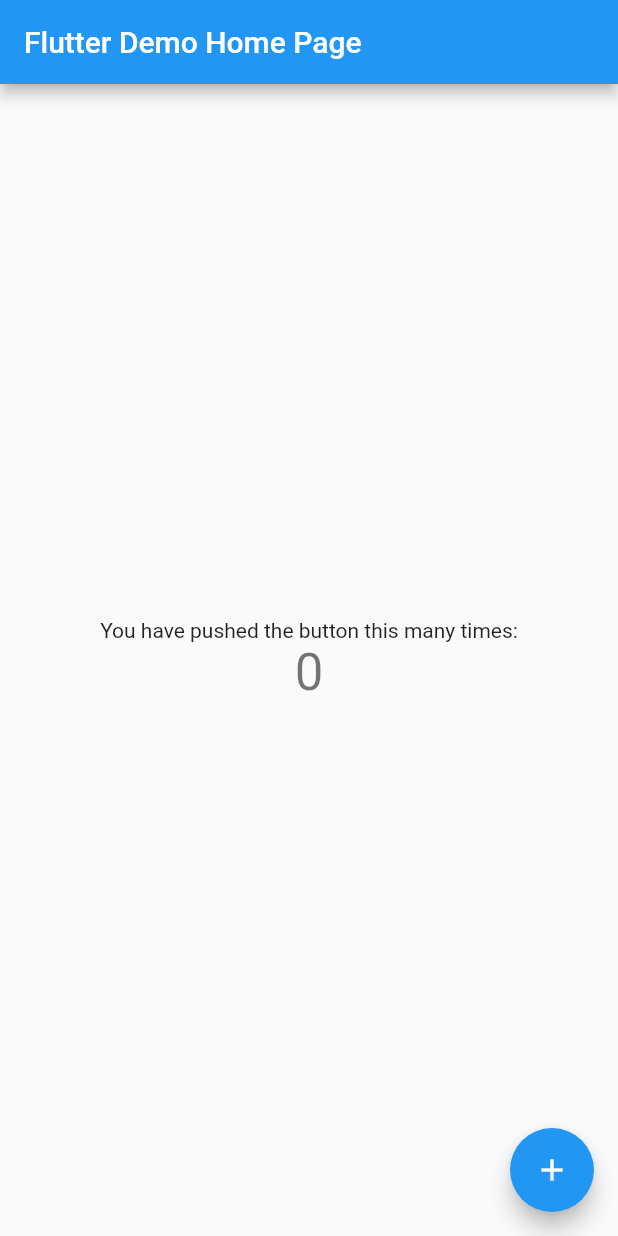
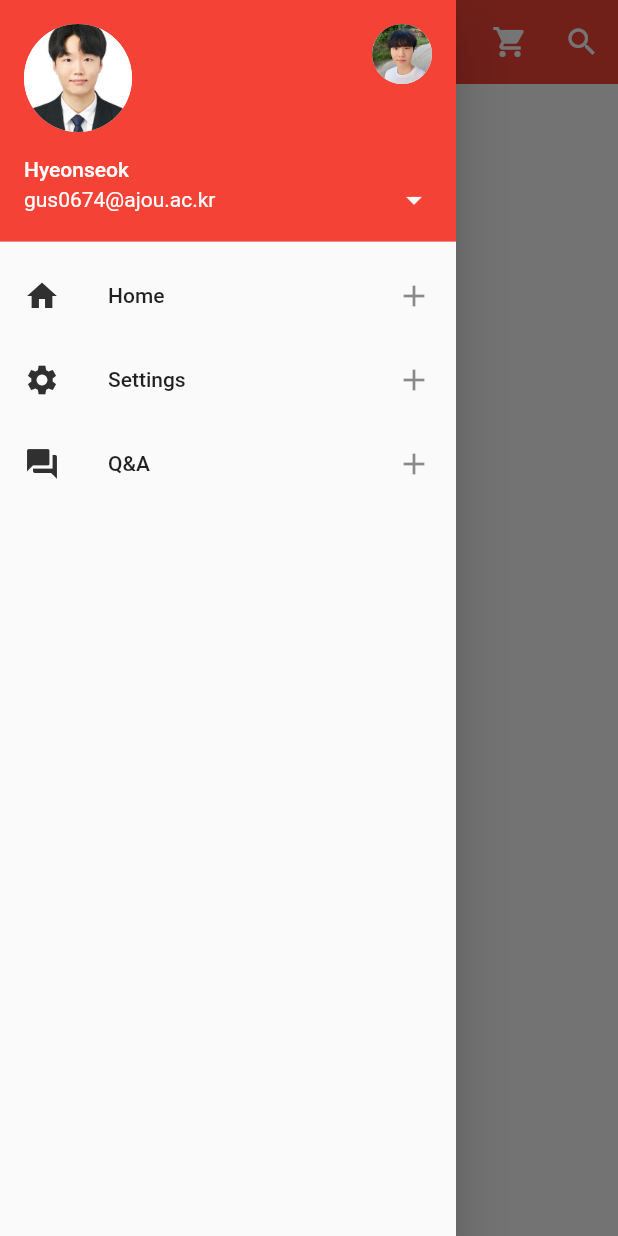
Before and after one commit to shseok/flutter_riverpod_diary, a Flutter app: the screen it shows after launch, with the side drawer open (before the commit the screen has no drawer), on a phone screen of 412 x 824 dp. Run offline on Flutter 3.47's test engine with Material 2 defaults, Android fonts, the phone set to English and light mode, and no system bars.

Commit message:
Create app_icon_menu branch

```diff
--- a/lib/main.dart
+++ b/lib/main.dart
@@ -1,115 +1,106 @@
-import 'package:flutter/material.dart';
+import 'package:flutter/material.dart'; // i -> fm
 
-void main() {
-  runApp(const MyApp());
-}
+void main() => runApp(MyApp());
 
 class MyApp extends StatelessWidget {
+  // Myapp은 Stateless
   const MyApp({Key? key}) : super(key: key);
 
-  // This widget is the root of your application.
   @override
   Widget build(BuildContext context) {
     return MaterialApp(
-      title: 'Flutter Demo',
-      theme: ThemeData(
-        // This is the theme of your application.
-        //
-        // Try running your application with "flutter run". You'll see the
-        // application has a blue toolbar. Then, without quitting the app, try
-        // changing the primarySwatch below to Colors.green and then invoke
-        // "hot reload" (press "r" in the console where you ran "flutter run",
-        // or simply save your changes to "hot reload" in a Flutter IDE).
-        // Notice that the counter didn't reset back to zero; the application
-        // is not restarted.
-        primarySwatch: Colors.blue,
-      ),
-      home: const MyHomePage(title: 'Flutter Demo Home Page'),
+      title: 'Appbar',
+      theme: ThemeData(primarySwatch: Colors.red),
+      home: MyPage(),
     );
   }
 }
 
-class MyHomePage extends StatefulWidget {
-  const MyHomePage({Key? key, required this.title}) : super(key: key);
-
-  // This widget is the home page of your application. It is stateful, meaning
-  // that it has a State object (defined below) that contains fields that affect
-  // how it looks.
-
-  // This class is the configuration for the state. It holds the values (in this
-  // case the title) provided by the parent (in this case the App widget) and
-  // used by the build method of the State. Fields in a Widget subclass are
-  // always marked "final".
-
-  final String title;
-
-  @override
-  State<MyHomePage> createState() => _MyHomePageState();
-}
-
-class _MyHomePageState extends State<MyHomePage> {
-  int _counter = 0;
-
-  void _incrementCounter() {
-    setState(() {
-      // This call to setState tells the Flutter framework that something has
-      // changed in this State, which causes it to rerun the build method below
-      // so that the display can reflect the updated values. If we changed
-      // _counter without calling setState(), then the build method would not be
-      // called again, and so nothing would appear to happen.
-      _counter++;
-    });
-  }
+class MyPage extends StatelessWidget {
+  const MyPage({Key? key}) : super(key: key);
 
   @override
   Widget build(BuildContext context) {
-    // This method is rerun every time setState is called, for instance as done
-    // by the _incrementCounter method above.
-    //
-    // The Flutter framework has been optimized to make rerunning build methods
-    // fast, so that you can just rebuild anything that needs updating rather
-    // than having to individually change instances of widgets.
     return Scaffold(
       appBar: AppBar(
-        // Here we take the value from the MyHomePage object that was created by
-        // the App.build method, and use it to set our appbar title.
-        title: Text(widget.title),
+        title: Text('Appbar icon menu'),
+        centerTitle: true,
+        elevation: 0.0,
+        actions: [
+          IconButton(
+            onPressed: () {
+              print('shopping cart button is clicked');
+            },
+            icon: Icon(Icons.shopping_cart),
+          ),
+          IconButton(
+            onPressed: () {
+              print('search button is clicked');
+            },
+            icon: Icon(Icons.search),
+          )
+        ],
       ),
-      body: Center(
-        // Center is a layout widget. It takes a single child and positions it
-        // in the middle of the parent.
-        child: Column(
-          // Column is also a layout widget. It takes a list of children and
-          // arranges them vertically. By default, it sizes itself to fit its
-          // children horizontally, and tries to be as tall as its parent.
-          //
-          // Invoke "debug painting" (press "p" in the console, choose the
-          // "Toggle Debug Paint" action from the Flutter Inspector in Android
-          // Studio, or the "Toggle Debug Paint" command in Visual Studio Code)
-          // to see the wireframe for each widget.
-          //
-          // Column has various properties to control how it sizes itself and
-          // how it positions its children. Here we use mainAxisAlignment to
-          // center the children vertically; the main axis here is the vertical
-          // axis because Columns are vertical (the cross axis would be
-          // horizontal).
-          mainAxisAlignment: MainAxisAlignment.center,
-          children: <Widget>[
-            const Text(
-              'You have pushed the button this many times:',
+      drawer: Drawer(
+        child: ListView(
+          padding: EdgeInsets.zero,
+          children: [
+            UserAccountsDrawerHeader(
+              currentAccountPicture: CircleAvatar(
+                backgroundImage: AssetImage('assets/hyeon.jpg'),
+                backgroundColor: Colors.white,
+              ),
+              otherAccountsPictures: [
+                CircleAvatar(
+                  backgroundImage: AssetImage('assets/hyeon2.jpg'),
+                  backgroundColor: Colors.white,
+                )
+              ],
+              accountName: Text('Hyeonseok'),
+              accountEmail: Text('gus0674@ajou.ac.kr'),
+              onDetailsPressed: () {
+                print('arrow is clicked');
+              },
             ),
-            Text(
-              '$_counter',
-              style: Theme.of(context).textTheme.headline4,
+            ListTile(
+              leading: Icon(Icons.home, color: Colors.grey[850]),
+              title: Text('Home'),
+              trailing: Icon(Icons.add),
+              onTap: () {
+                print('home is clicked');
+              },
+            ),
+            ListTile(
+              leading: Icon(Icons.settings, color: Colors.grey[850]),
+              title: Text('Settings'),
+              trailing: Icon(Icons.add),
+              onTap: () {
+                print('Settings is clicked');
+              },
+            ),
+            ListTile(
+              leading: Icon(Icons.question_answer, color: Colors.grey[850]),
+              title: Text('Q&A'),
+              trailing: Icon(Icons.add),
+              onTap: () {
+                print('Q&A is clicked');
+              },
             ),
           ],
         ),
       ),
-      floatingActionButton: FloatingActionButton(
-        onPressed: _incrementCounter,
-        tooltip: 'Increment',
-        child: const Icon(Icons.add),
-      ), // This trailing comma makes auto-formatting nicer for build methods.
+      body: Center(
+        child: TextButton(
+          style: TextButton.styleFrom(
+            primary: Colors.red,
+          ),
+          onPressed: () {},
+          child: Text(
+            'Show me',
+            style: TextStyle(color: Colors.white),
+          ),
+        ),
+      ),
     );
   }
 }
```
Also changed, not shown: pubspec.yaml (+4 -6 lines), assets/hyeon.jpg (added), assets/hyeon2.jpg (added), 1 other file.
